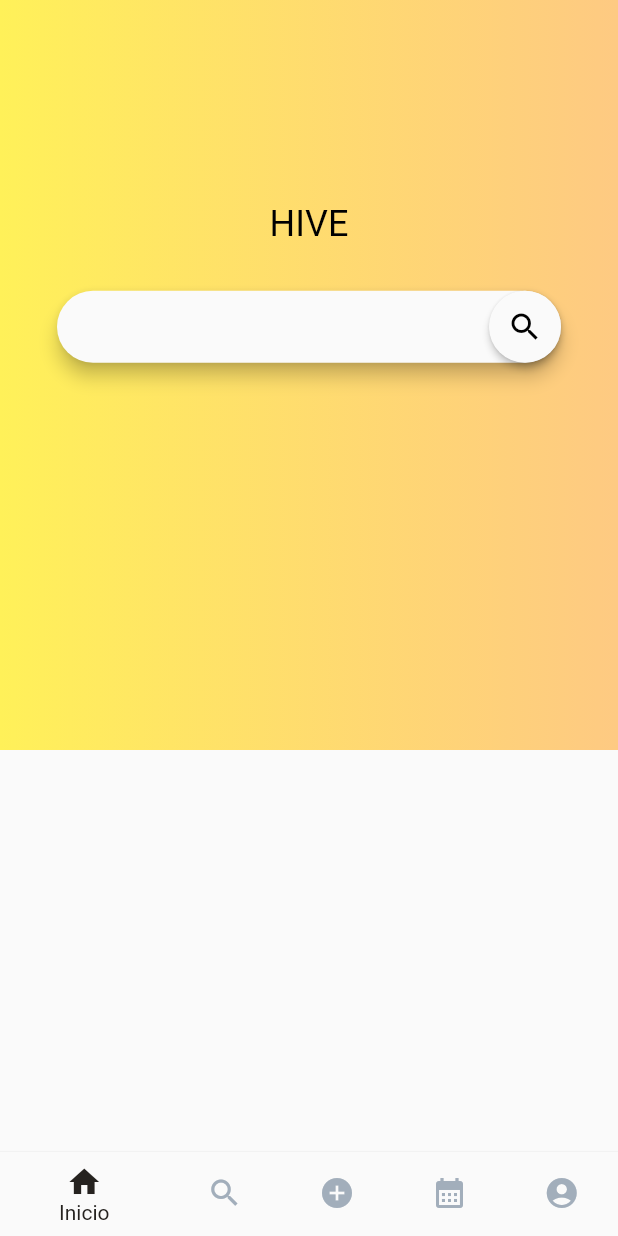
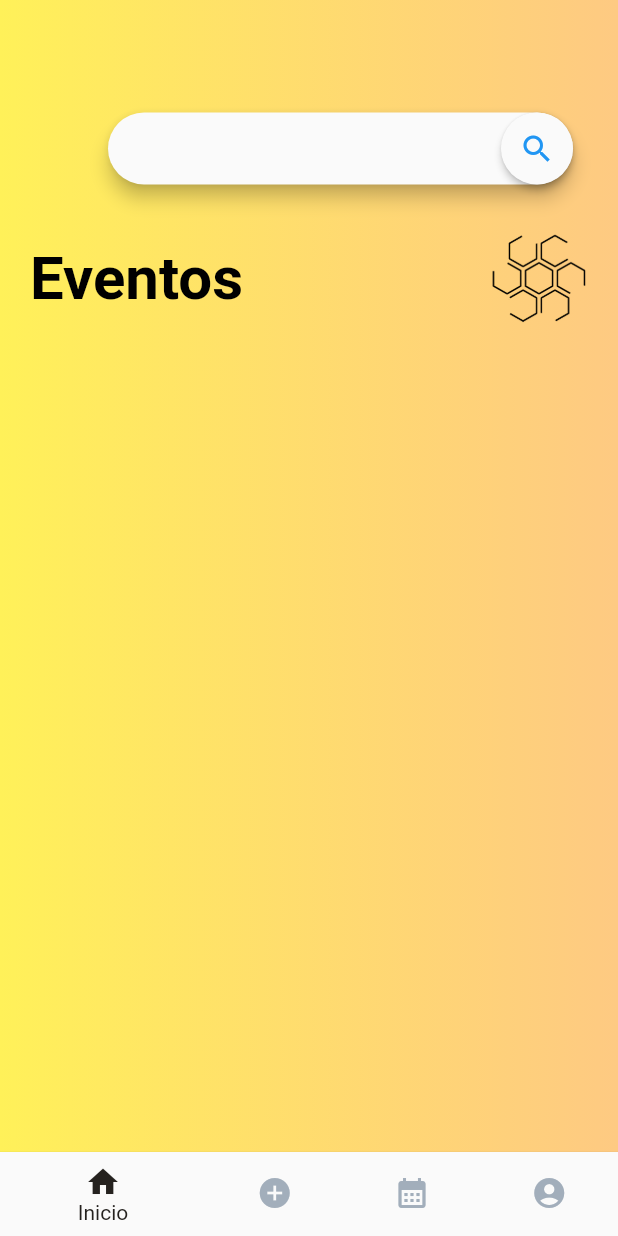
Before and after one commit to ISIS3510-202320-Team31/Flutter, a Flutter app: the screen it shows after launch, after a tap on "Iniciar Sesión", on a phone screen of 412 x 824 dp. Run offline on Flutter 3.47's test engine with Material 2 defaults, Android fonts, the phone set to English and light mode, and no system bars; Roboto replaces fonts that are missing (Montserrat); project files that could hold a hidden picture were left out.

Commit message:
Views descriptions Updated, Login view updated
Updates:
- Login update close to the Figma
- All Views main text updated, with the app logo in the correct place
- All views use new fonts!

Change:
-Search view eliminated
    -Fixed navigation menu for this change

```diff
--- a/lib/Login.dart
+++ b/lib/Login.dart
@@ -26,9 +26,6 @@ class _LoginFormState extends State<LoginForm> {
   @override
   Widget build(BuildContext context) {
     return Scaffold(
-      appBar: AppBar(
-        title: Text('Login Form'),
-      ),
       body: Stack(
         children: <Widget>[
           Container(
@@ -38,6 +35,38 @@ class _LoginFormState extends State<LoginForm> {
               ),
             ),
           ),
+          ListView(
+            shrinkWrap: true,
+            padding: EdgeInsets.all(5),
+            children: <Widget>[
+              SizedBox(height: 20),
+              Container(
+                width: 100,
+                child: Image.asset('assets/images/HIVE_LOGO_small.png'),
+              ),
+            Align(
+            alignment: Alignment.topCenter,
+            child: Padding(
+              padding: EdgeInsets.only(bottom: 20), // Esto agrega un margen inferior de 20 píxeles
+              child: Text(
+                "HIVE!",
+                style: TextStyle(
+                  shadows: [
+                    Shadow(
+                      color: Colors.black.withOpacity(0.7),
+                      offset: Offset(2, 3),
+                      blurRadius: 12,
+                    )
+                  ],
+                  fontSize: 50, // Tamaño de fuente deseado
+                  fontFamily: "Jost", // Fuente deseada
+                  fontWeight: FontWeight.bold, // Peso de la fuente en negrita
+                  color: Colors.black, // Color del texto (opcional)
+                ),
+              ),
+            ),
+          ),
+              SizedBox(height: 20),
               Form(
                 key: _formKey,
                 child: Column(
@@ -99,6 +128,8 @@ class _LoginFormState extends State<LoginForm> {
               ),
             ],
           ),
+        ],
+      ),
     );
   }
 }
--- a/lib/main.dart
+++ b/lib/main.dart
@@ -1,10 +1,8 @@
 
 import 'package:flutter/material.dart';
 import 'package:http/http.dart' as http;
-import 'dart:convert';
 import 'package:hive_app/Login.dart';
 import 'Profile.dart';
-import 'Find.dart';
 import 'Calendar.dart';
 import 'Create.dart';
 
@@ -26,20 +24,15 @@ ThemeData appTheme = ThemeData(
     cardColor:Color.fromARGB(255, 248, 248, 248),
     unselectedWidgetColor:Color.fromARGB(255,162, 174, 187),
     hintColor:Color.fromARGB(255, 33, 150, 243),
-
-    /* Background */
     secondaryHeaderColor: Color.fromARGB(223, 255, 195, 113) /* Orage color just for background*/
 
-
-    // fontFamily:
   );
 
 
 
 int sel = 0;
-double? width;
-double? height;
-final bodies = [HomeScreen(), Find(), Create(), Calendar(), Profile()];
+
+final bodies = [HomeScreen(), Create(), Calendar(), Profile()];
 
 class BottomNav extends StatefulWidget {
   BottomNav({Key? key}) : super(key: key);
@@ -60,16 +53,6 @@ class _BottomNavState extends State<BottomNav> {
           color: appTheme.unselectedWidgetColor,
         ),
         label: "Inicio"));
-    items.add(BottomNavigationBarItem(
-        activeIcon: Icon(
-          Icons.search,
-          color: appTheme.focusColor,
-        ),
-        icon: Icon(
-          Icons.search,
-          color: appTheme.unselectedWidgetColor,
-        ),
-        label: "Encontrar"));
     items.add(BottomNavigationBarItem(
         activeIcon: Icon(
           Icons.add_circle,
@@ -129,14 +112,7 @@ class _BottomNavState extends State<BottomNav> {
 class HomeScreen extends StatelessWidget {
   @override
   Widget build(BuildContext context) {
-    // Navigation.selindex=0;
-
-    width = MediaQuery.of(context).size.shortestSide;
-    height = MediaQuery.of(context).size.longestSide;
     return Scaffold(
-      // bottomNavigationBar: /*NavigationTest()*/Navigation(),
-
-
       body: SingleChildScrollView(
         scrollDirection: Axis.vertical,
         child: Column(
@@ -153,55 +129,32 @@ class HomeTop extends StatefulWidget {
 }
 
 class _HomeTop extends State<HomeTop> {
-  var isFlightselected = true;
   @override
   Widget build(BuildContext context) {
     return Stack(
       children: <Widget>[
-        ClipPath(
-          child: Container(
-            height: height! * .99 < 450 ? height! * .99 : 500, //400
-            //color: Colors.tealAccent,
+        Container(
           decoration: BoxDecoration(
-                gradient: LinearGradient(colors: [
-              appTheme.primaryColor,
-              appTheme.secondaryHeaderColor
-            ])),
-            child: Column(
-              mainAxisSize: MainAxisSize.min,
-              children: <Widget>[
-                SizedBox(
-                  height: height! / 16,
-                ),
-                Padding(
-                  padding: EdgeInsets.all(16.0),
-                  child: Row(
-                    children: <Widget>[
-
-                      SizedBox(
-                        width: width! * 0.05,
-                      ),
-
-                      Spacer(),
-
-                    ],
+            gradient: LinearGradient(
+              colors: [appTheme.primaryColor, appTheme.secondaryHeaderColor],
             ),
           ),
-                SizedBox(
-                  height: height! / 16,
-                ),
-                Text(
-                  'HIVE',
-                  style: TextStyle(
-                    fontSize: 24.0,
-                    color: Colors.black,
-                  ),
-                  textAlign: TextAlign.center,
-                ),
-                SizedBox(height: height! * 0.0375),
+          child: Align(
+            alignment: Alignment.topCenter,
+            child: Padding(
+              padding: EdgeInsets.only(top: 75), // 75 Pixeles de distancia hasta arriba
+              child: Column(
+                children: [
                   Container(
-                  width: 400, // LONGITUD DE LA BARRA DE BUSQUEDA
-                  padding: EdgeInsets.symmetric(horizontal: 32.0),
+                    width: double.infinity,
+                    padding: EdgeInsets.symmetric(horizontal: 30),
+                    child: Row(
+                      mainAxisAlignment: MainAxisAlignment.spaceBetween,
+                      children: [
+                        SizedBox(height: 30),
+                        // Centra la barra de búsqueda
+                        Container(
+                          width: 310, // LONGITUD DE LA BARRA DE BUSQUEDA
                           child: Material(
                             elevation: 5.0,
                             borderRadius: BorderRadius.all(Radius.circular(30)),
@@ -214,35 +167,65 @@ class _HomeTop extends State<HomeTop> {
                               decoration: InputDecoration(
                                 border: InputBorder.none,
                                 contentPadding: EdgeInsets.symmetric(
-                              horizontal: 32, vertical: 13),
+                                  horizontal: 15, vertical: 13),
                                 suffixIcon: Material(
                                   child: InkWell(
                                     child: Icon(
                                       Icons.search,
-                                color: Colors.black,
+                                      color: Color.fromARGB(255, 33, 150, 243),
                                     ),
-                              onTap: () {}
-
+                                    onTap: () {},
                                   ),
                                   elevation: 2.0,
                                   borderRadius: BorderRadius.all(Radius.circular(30)),
-                          )),
+                                ),
+                              ),
                             ),
                           ),
                         ),
                       ],
                     ),
                   ),
-        )
+                  // Agregar el segundo contenedor con la misma información
+                  Container(
+                    alignment: Alignment.topCenter,
+                    width: double.infinity,
+                    height: 700, // LO DEFINO PARA SABER CUANTOS EVENTOS PUEDEN CABER ACA
+                    padding: EdgeInsets.symmetric(horizontal: 20).add(
+                      EdgeInsets.only(top: 30), // 75 Pixele// 75 Pixeles de distancia hasta arriba
+                    ),
+                    child: Row(
+                      mainAxisAlignment: MainAxisAlignment.spaceBetween,
+                      children: [
+                        Text(
+                          "Eventos",
+                          style: TextStyle(
+                            fontSize: 40,
+                            fontFamily: "Montserrat",
+                            fontWeight: FontWeight.bold,
+                            color: Colors.black,
+                          ),
+                        ),
+                        Image.asset(
+                          'assets/images/HIVE_LOGO_small.png',
+                          width: 65,
+                          height: 65,
+                        ),
+                      ],
+                    ),
+                  ),
+                ],
+              ),
+            ),
+          ),
+        ),
       ],
     );
   }
 }
 
 
-var viewallstyle =
-    TextStyle(fontSize: 14, color: appTheme.primaryColor //Colors.teal
-        );
+
 var homeDown = Column(
   children: <Widget>[
 
--- a/pubspec.yaml
+++ b/pubspec.yaml
@@ -39,7 +39,7 @@ flutter:
         - asset: assets/fonts/Jost-Regular.ttf
           style: normal
         - asset: assets/fonts/Jost-Bold.ttf
-          weight: 700
+          weight: 400
 
     - family: Poppins
       fonts:
```
Also changed, not shown: lib/Calendar.dart (+18 -10 lines), lib/Create.dart (+18 -9 lines), lib/Find.dart (deleted, +0 -39 lines), lib/Navigation.dart (+0 -10 lines), lib/Profile.dart (+19 -10 lines). Lines whose indentation alone changed are shown as unchanged.
